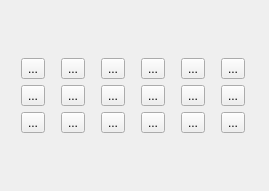
First picture: the form in flo2d/ui/grid_tools_widget.ui, repository FLO-2DSoftware/qgis-flo-2d-plugin, before the edit.
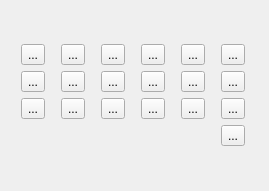
Second picture: the form after the edit. Icons and pictures are not drawn.

Commit message: Refactor OUTRC processing logic and UI components for improved layer handling and volume calculations

What changed in the file:
```diff
--- a/flo2d/ui/grid_tools_widget.ui
+++ b/flo2d/ui/grid_tools_widget.ui
@@ -343,6 +343,23 @@
       </widget>
      </item>
      <item row="2" column="5">
+      <widget class="QToolButton" name="rc_elevation_btn">
+       <property name="text">
+        <string>...</string>
+       </property>
+       <property name="icon">
+        <iconset>
+         <normaloff>../img/sample_rc_elev.svg</normaloff>../img/sample_rc_elev.svg</iconset>
+       </property>
+       <property name="iconSize">
+        <size>
+         <width>25</width>
+         <height>25</height>
+        </size>
+       </property>
+      </widget>
+     </item>
+     <item row="3" column="5">
       <widget class="QToolButton" name="help_btn">
        <property name="sizePolicy">
         <sizepolicy hsizetype="Fixed" vsizetype="Fixed">
```
Left out of the diff: 374 changed lines with no effect on the pictures. The commit also changes 5 other files.
